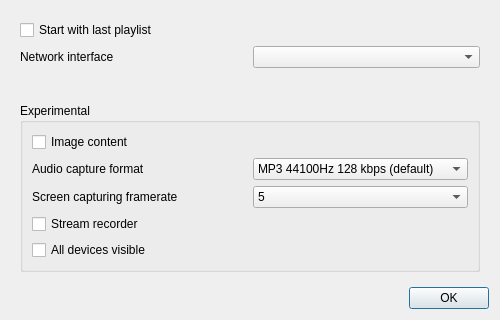
Before: the Qt Designer form desktop/src/settingsdialog.ui in mkiol/Jupii, drawn with Qt 5.
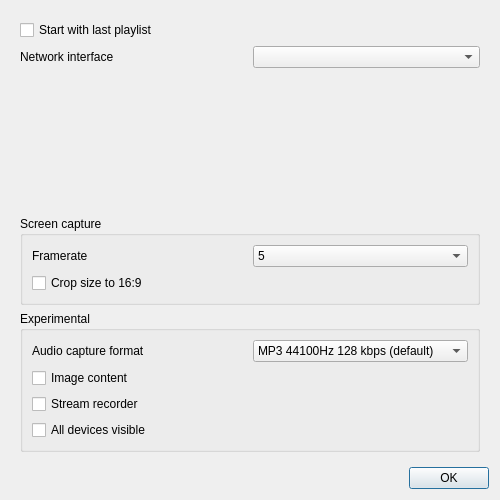
After: the same form once the commit is applied.

Commit message: Cropping video size to 16:9 for screen capture

```diff
--- a/desktop/src/settingsdialog.ui
+++ b/desktop/src/settingsdialog.ui
@@ -7,7 +7,7 @@
     <x>0</x>
     <y>0</y>
     <width>500</width>
-    <height>320</height>
+    <height>500</height>
    </rect>
   </property>
   <property name="windowTitle">
@@ -60,25 +60,58 @@
         </property>
        </spacer>
       </item>
+      <item>
+       <widget class="QGroupBox" name="groupBox_2">
+        <property name="title">
+         <string>Screen capture</string>
+        </property>
+        <layout class="QVBoxLayout" name="verticalLayout_4">
+         <item>
+          <layout class="QHBoxLayout" name="screenFramerateLayout">
+           <item>
+            <widget class="QLabel" name="label_2">
+             <property name="text">
+              <string>Framerate</string>
+             </property>
+            </widget>
+           </item>
+           <item>
+            <widget class="QComboBox" name="screenFramerateComboBox">
+             <item>
+              <property name="text">
+               <string>5</string>
+              </property>
+             </item>
+             <item>
+              <property name="text">
+               <string>15 (default)</string>
+              </property>
+             </item>
+             <item>
+              <property name="text">
+               <string>30</string>
+              </property>
+             </item>
+            </widget>
+           </item>
+          </layout>
+         </item>
+         <item>
+          <widget class="QCheckBox" name="cropCheckBox">
+           <property name="text">
+            <string>Crop size to 16:9</string>
+           </property>
+          </widget>
+         </item>
+        </layout>
+       </widget>
+      </item>
       <item>
        <widget class="QGroupBox" name="groupBox">
         <property name="title">
          <string>Experimental</string>
         </property>
         <layout class="QVBoxLayout" name="verticalLayout_3">
-         <item>
-          <widget class="QCheckBox" name="imageCheckBox">
-           <property name="toolTip">
-            <string/>
-           </property>
-           <property name="whatsThis">
-            <string/>
-           </property>
-           <property name="text">
-            <string>Image content</string>
-           </property>
-          </widget>
-         </item>
          <item>
           <layout class="QHBoxLayout" name="pulseModeLayout">
            <item>
@@ -115,34 +148,17 @@
           </layout>
          </item>
          <item>
-          <layout class="QHBoxLayout" name="screenFramerateLayout">
-           <item>
-            <widget class="QLabel" name="label_2">
-             <property name="text">
-              <string>Screen capturing framerate</string>
-             </property>
-            </widget>
-           </item>
-           <item>
-            <widget class="QComboBox" name="screenFramerateComboBox">
-             <item>
-              <property name="text">
-               <string>5</string>
-              </property>
-             </item>
-             <item>
-              <property name="text">
-               <string>15 (default)</string>
-              </property>
-             </item>
-             <item>
-              <property name="text">
-               <string>30</string>
-              </property>
-             </item>
-            </widget>
-           </item>
-          </layout>
+          <widget class="QCheckBox" name="imageCheckBox">
+           <property name="toolTip">
+            <string/>
+           </property>
+           <property name="whatsThis">
+            <string/>
+           </property>
+           <property name="text">
+            <string>Image content</string>
+           </property>
+          </widget>
          </item>
          <item>
           <widget class="QCheckBox" name="recCheckBox">
```
The commit also changes 5 other files.
